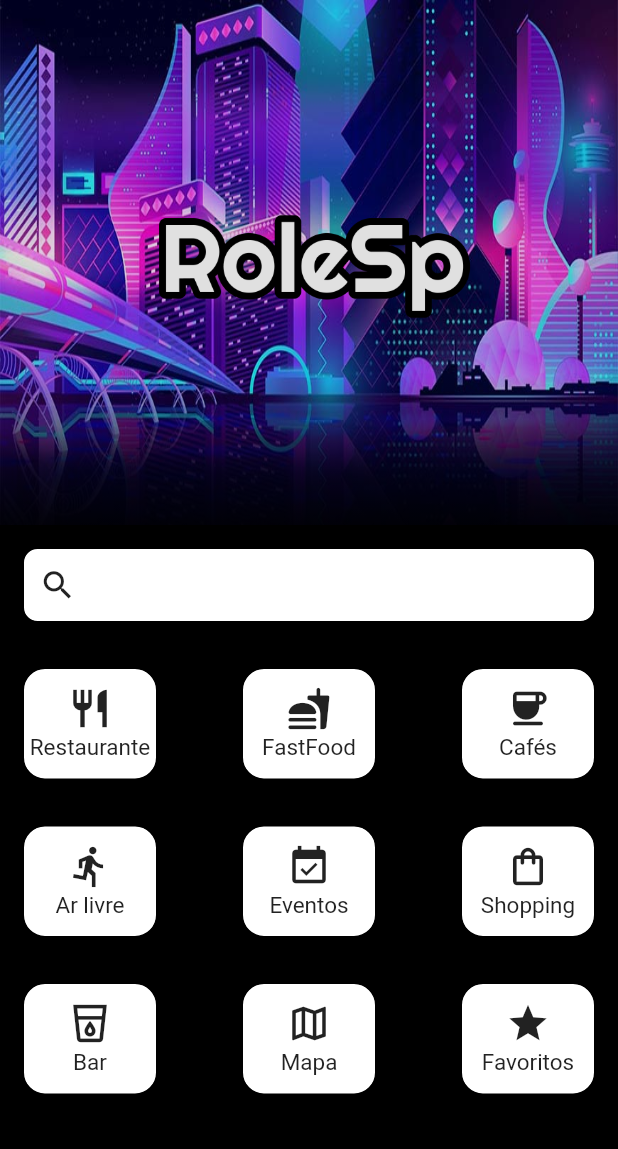
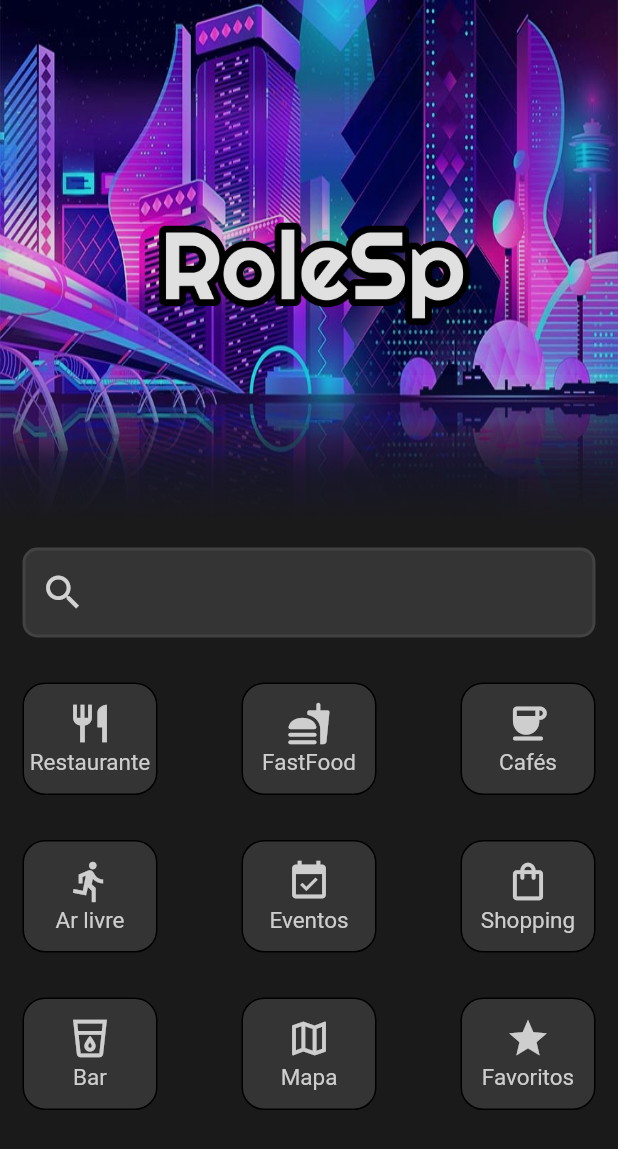
Before and after one commit to AndreNagem1/RoleApp, a Flutter app: the screen it shows after launch, on a phone screen of 412 x 824 dp. Shown: the top 1149 px of the screen. Run offline on Flutter 3.47's test engine with Material 2 defaults, Android fonts, the phone set to English and light mode, and no system bars; our stand-ins replace cloud_firestore, firebase_core, geolocator, get, google_fonts, google_maps_flutter; missing offline and left inert: geoflutterfire; accounts and stored records are empty.

Commit message:
adjusted color scheme

```diff
--- a/lib/ColorsRoleSp.dart
+++ b/lib/ColorsRoleSp.dart
@@ -2,4 +2,11 @@ import 'dart:ui';
 
 class ColorsRoleSp {
   static const Color perfectPurple = Color(0xFF94419F);
+  static const Color background = Color(0xFF1A1A1A);
+  static const Color background12 = Color(0x1F232323);
+  static const Color blackIcon = Color(0xFF343434);
+  static const Color searchBackground = Color(0xFF343434);
+  static const Color searchBorder = Color(0xFF424242);
+  static const Color whiteLetter = Color(0xFFCECECE);
+  static const Color white = Color(0xFFD2D2D2);
 }
--- a/lib/home_page.dart
+++ b/lib/home_page.dart
@@ -1,4 +1,3 @@
-import 'package:flutter/cupertino.dart';
 import 'package:flutter/material.dart';
 import 'package:rolesp/ColorsRoleSp.dart';
 import 'package:rolesp/map_page.dart';
@@ -16,7 +15,7 @@ class _HomePageState extends State<HomePage> {
   Widget build(BuildContext context) {
     return Scaffold(
       body: Container(
-        color: Colors.black,
+        color: ColorsRoleSp.background,
         child: Column(
           children: [
             SizedBox(
@@ -30,8 +29,8 @@ class _HomePageState extends State<HomePage> {
                     height: 350,
                   ),
                   Column(
+                    mainAxisAlignment: MainAxisAlignment.center,
                     children: [
-                      const SizedBox(height: 120),
                       Row(
                         mainAxisAlignment: MainAxisAlignment.center,
                         children: [
@@ -58,8 +57,8 @@ class _HomePageState extends State<HomePage> {
                             begin: Alignment.topCenter,
                             end: Alignment.bottomCenter,
                             colors: [
-                              Colors.black12,
-                              Colors.black87,
+                              ColorsRoleSp.background12,
+                              ColorsRoleSp.background,
                             ],
                           ),
                         ),
@@ -80,10 +79,13 @@ class _HomePageState extends State<HomePage> {
                     },
                     child: Container(
                       width: double.infinity,
-                      height: 50,
+                      height: 60,
                       decoration: BoxDecoration(
-                        border: Border.all(width: 1),
-                        color: Colors.white,
+                        border: Border.all(
+                          width: 2,
+                          color: ColorsRoleSp.searchBorder,
+                        ),
+                        color: ColorsRoleSp.blackIcon,
                         borderRadius: const BorderRadius.all(
                           Radius.circular(10),
                         ),
@@ -93,7 +95,8 @@ class _HomePageState extends State<HomePage> {
                           SizedBox(width: 10),
                           Icon(
                             Icons.search,
-                            size: 25,
+                            size: 30,
+                            color: ColorsRoleSp.white,
                           ),
                         ],
                       ),
@@ -108,7 +111,7 @@ class _HomePageState extends State<HomePage> {
                         height: 75,
                         decoration: BoxDecoration(
                           border: Border.all(width: 1),
-                          color: Colors.white,
+                          color: ColorsRoleSp.blackIcon,
                           borderRadius: const BorderRadius.all(
                             Radius.circular(15),
                           ),
@@ -124,7 +127,7 @@ class _HomePageState extends State<HomePage> {
                         height: 75,
                         decoration: BoxDecoration(
                           border: Border.all(width: 1),
-                          color: Colors.white,
+                          color: ColorsRoleSp.blackIcon,
                           borderRadius: const BorderRadius.all(
                             Radius.circular(15),
                           ),
@@ -140,7 +143,7 @@ class _HomePageState extends State<HomePage> {
                         height: 75,
                         decoration: BoxDecoration(
                           border: Border.all(width: 1),
-                          color: Colors.white,
+                          color: ColorsRoleSp.blackIcon,
                           borderRadius: const BorderRadius.all(
                             Radius.circular(15),
                           ),
@@ -161,7 +164,7 @@ class _HomePageState extends State<HomePage> {
                         height: 75,
                         decoration: BoxDecoration(
                           border: Border.all(width: 1),
-                          color: Colors.white,
+                          color: ColorsRoleSp.blackIcon,
                           borderRadius: const BorderRadius.all(
                             Radius.circular(15),
                           ),
@@ -177,7 +180,7 @@ class _HomePageState extends State<HomePage> {
                         height: 75,
                         decoration: BoxDecoration(
                           border: Border.all(width: 1),
-                          color: Colors.white,
+                          color: ColorsRoleSp.blackIcon,
                           borderRadius: const BorderRadius.all(
                             Radius.circular(15),
                           ),
@@ -193,7 +196,7 @@ class _HomePageState extends State<HomePage> {
                         height: 75,
                         decoration: BoxDecoration(
                           border: Border.all(width: 1),
-                          color: Colors.white,
+                          color: ColorsRoleSp.blackIcon,
                           borderRadius: const BorderRadius.all(
                             Radius.circular(15),
                           ),
@@ -214,7 +217,7 @@ class _HomePageState extends State<HomePage> {
                         height: 75,
                         decoration: BoxDecoration(
                           border: Border.all(width: 1),
-                          color: Colors.white,
+                          color: ColorsRoleSp.blackIcon,
                           borderRadius: const BorderRadius.all(
                             Radius.circular(15),
                           ),
@@ -230,7 +233,7 @@ class _HomePageState extends State<HomePage> {
                         height: 75,
                         decoration: BoxDecoration(
                           border: Border.all(width: 1),
-                          color: Colors.white,
+                          color: ColorsRoleSp.blackIcon,
                           borderRadius: const BorderRadius.all(
                             Radius.circular(15),
                           ),
@@ -246,7 +249,7 @@ class _HomePageState extends State<HomePage> {
                         height: 75,
                         decoration: BoxDecoration(
                           border: Border.all(width: 1),
-                          color: Colors.white,
+                          color: ColorsRoleSp.blackIcon,
                           borderRadius: const BorderRadius.all(
                             Radius.circular(15),
                           ),
--- a/lib/widgets/home_icon.dart
+++ b/lib/widgets/home_icon.dart
@@ -1,5 +1,6 @@
 import 'package:flutter/cupertino.dart';
 import 'package:flutter/material.dart';
+import 'package:rolesp/ColorsRoleSp.dart';
 
 class HomeIcon extends StatelessWidget {
   final IconData icon;
@@ -19,11 +20,15 @@ class HomeIcon extends StatelessWidget {
         Icon(
           icon,
           size: 30,
+            color: ColorsRoleSp.whiteLetter
         ),
         const SizedBox(height: 2),
         Text(
           title,
-          style: const TextStyle(fontSize: 15),
+          style: const TextStyle(
+            fontSize: 15,
+            color: ColorsRoleSp.whiteLetter
+          ),
         ),
       ],
     );
```
